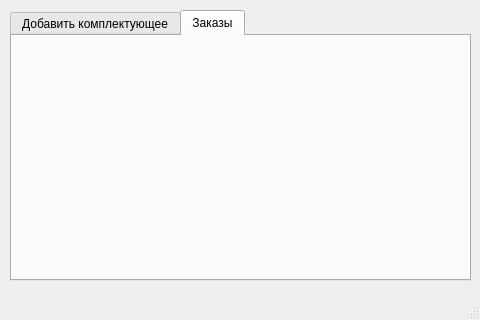
IraSoro/bike-store-database, file windowpostavsika.ui: the form before one commit.
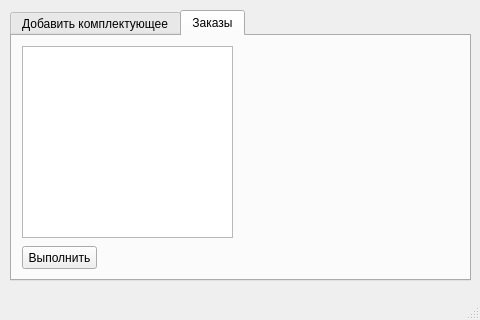
The form after the commit. The open tabs and pages were chosen to show the change.

Commit message: Added sections in forms

Diff of the .ui file:
```diff
--- a/windowpostavsika.ui
+++ b/windowpostavsika.ui
@@ -164,6 +164,29 @@
      <attribute name="title">
       <string>Заказы</string>
      </attribute>
+     <widget class="QListView" name="listView">
+      <property name="geometry">
+       <rect>
+        <x>10</x>
+        <y>10</y>
+        <width>211</width>
+        <height>192</height>
+       </rect>
+      </property>
+     </widget>
+     <widget class="QPushButton" name="pushButton">
+      <property name="geometry">
+       <rect>
+        <x>10</x>
+        <y>210</y>
+        <width>75</width>
+        <height>23</height>
+       </rect>
+      </property>
+      <property name="text">
+       <string>Выполнить</string>
+      </property>
+     </widget>
     </widget>
    </widget>
   </widget>
```
Left out of the diff: 2 changed lines with no effect on the pictures. The commit also changes 4 other files.
